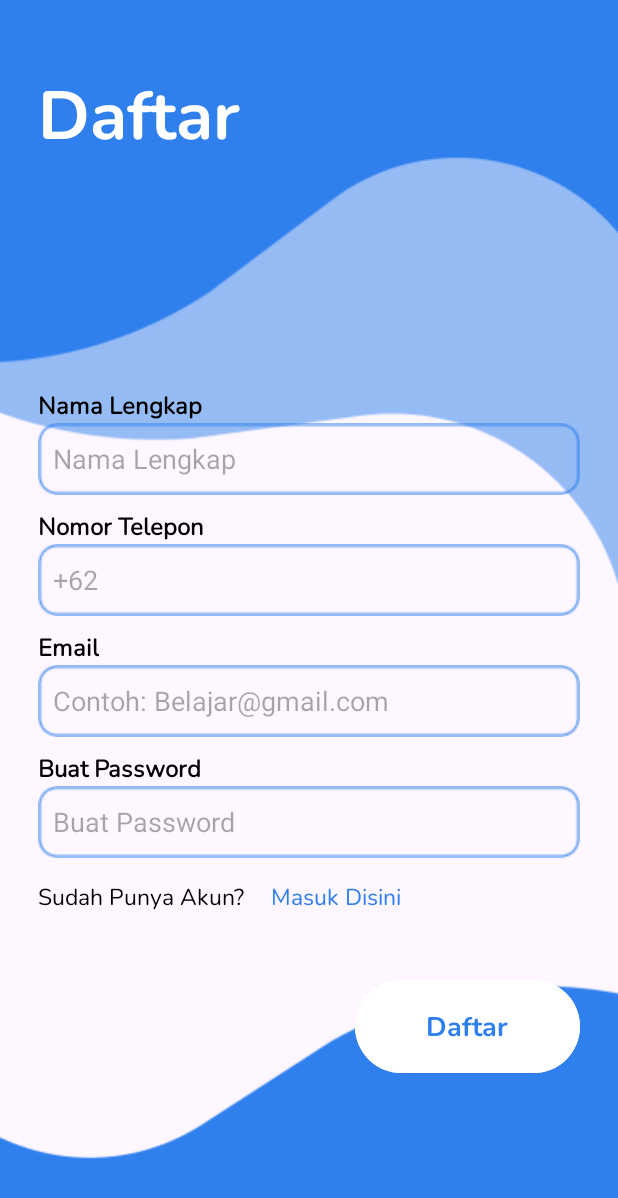
After one commit to mocharvy/Final-Project, an Android app: the fragment RegisterFragment shown on its own in the app's theme, on a phone screen of 412 x 824 dp. The commit adds this screen. Shown: the top 1198 px of the screen. Run offline under Robolectric (Android 15) with nearby library versions, the phone set to English and light mode, and no system bars.

Commit message:
final Project

```diff
--- /dev/null
+++ b/app/src/main/java/com/programmer/finalproject/RegisterFragment.kt
@@ -0,0 +1,59 @@
+package com.programmer.finalproject
+
+import android.os.Bundle
+import androidx.fragment.app.Fragment
+import android.view.LayoutInflater
+import android.view.View
+import android.view.ViewGroup
+
+// TODO: Rename parameter arguments, choose names that match
+// the fragment initialization parameters, e.g. ARG_ITEM_NUMBER
+private const val ARG_PARAM1 = "param1"
+private const val ARG_PARAM2 = "param2"
+
+/**
+ * A simple [Fragment] subclass.
+ * Use the [RegisterFragment.newInstance] factory method to
+ * create an instance of this fragment.
+ */
+class RegisterFragment : Fragment() {
+    // TODO: Rename and change types of parameters
+    private var param1: String? = null
+    private var param2: String? = null
+
+    override fun onCreate(savedInstanceState: Bundle?) {
+        super.onCreate(savedInstanceState)
+        arguments?.let {
+            param1 = it.getString(ARG_PARAM1)
+            param2 = it.getString(ARG_PARAM2)
+        }
+    }
+
+    override fun onCreateView(
+        inflater: LayoutInflater, container: ViewGroup?,
+        savedInstanceState: Bundle?
+    ): View? {
+        // Inflate the layout for this fragment
+        return inflater.inflate(R.layout.fragment_register, container, false)
+    }
+
+    companion object {
+        /**
+         * Use this factory method to create a new instance of
+         * this fragment using the provided parameters.
+         *
+         * @param param1 Parameter 1.
+         * @param param2 Parameter 2.
+         * @return A new instance of fragment RegisterFragment.
+         */
+        // TODO: Rename and change types and number of parameters
+        @JvmStatic
+        fun newInstance(param1: String, param2: String) =
+            RegisterFragment().apply {
+                arguments = Bundle().apply {
+                    putString(ARG_PARAM1, param1)
+                    putString(ARG_PARAM2, param2)
+                }
+            }
+    }
+}
--- /dev/null
+++ b/app/src/main/res/layout/fragment_register.xml
@@ -0,0 +1,160 @@
+<?xml version="1.0" encoding="utf-8"?>
+<androidx.constraintlayout.widget.ConstraintLayout xmlns:android="http://schemas.android.com/apk/res/android"
+    xmlns:app="http://schemas.android.com/apk/res-auto"
+    xmlns:tools="http://schemas.android.com/tools"
+    android:layout_width="match_parent"
+    android:layout_height="match_parent"
+    android:orientation="vertical"
+    android:padding="25dp"
+    android:background="@drawable/bgregister"
+    tools:context=".RegisterFragment">
+
+    <TextView
+        android:id="@+id/txt_daftar"
+        android:layout_width="wrap_content"
+        android:layout_height="wrap_content"
+        android:layout_marginTop="20dp"
+        android:fontFamily="@font/nunitobold"
+        android:text="Daftar"
+        android:textColor="@color/white"
+        android:textSize="45sp"
+        android:textStyle="bold"
+        app:layout_constraintStart_toStartOf="parent"
+        app:layout_constraintTop_toTopOf="parent"/>
+
+    <TextView
+        android:id="@+id/txt_nama"
+        android:layout_width="wrap_content"
+        android:layout_height="wrap_content"
+        android:layout_marginTop="150dp"
+        android:fontFamily="@font/nunitoregular"
+        android:text="Nama Lengkap"
+        android:textColor="@color/black"
+        android:textSize="16sp"
+        android:textStyle="bold"
+        app:layout_constraintStart_toStartOf="parent"
+        app:layout_constraintTop_toBottomOf="@id/txt_daftar"/>
+
+    <EditText
+        android:id="@+id/kolom_nama"
+        android:layout_width="match_parent"
+        android:layout_height="48dp"
+        android:background="@drawable/colominput"
+        android:hint="Nama Lengkap"
+        android:paddingLeft="10dp"
+        android:inputType="textEmailAddress"
+        app:layout_constraintStart_toStartOf="parent"
+        app:layout_constraintTop_toBottomOf="@id/txt_nama"/>
+
+    <TextView
+        android:id="@+id/txt_telp"
+        android:layout_width="wrap_content"
+        android:layout_height="wrap_content"
+        android:layout_marginTop="10dp"
+        android:fontFamily="@font/nunitoregular"
+        android:text="Nomor Telepon"
+        android:textColor="@color/black"
+        android:textSize="16sp"
+        android:textStyle="bold"
+        app:layout_constraintStart_toStartOf="parent"
+        app:layout_constraintTop_toBottomOf="@id/kolom_nama" />
+
+    <EditText
+        android:id="@+id/kolom_telp"
+        android:layout_width="match_parent"
+        android:layout_height="48dp"
+        android:background="@drawable/colominput"
+        android:hint="+62"
+        android:inputType="textEmailAddress"
+        android:paddingLeft="10dp"
+        app:layout_constraintStart_toStartOf="parent"
+        app:layout_constraintTop_toBottomOf="@id/txt_telp" />
+
+    <TextView
+        android:id="@+id/text_email"
+        android:layout_width="wrap_content"
+        android:layout_height="wrap_content"
+        android:layout_marginTop="10dp"
+        android:fontFamily="@font/nunitoregular"
+        android:text="Email"
+        android:textColor="@color/black"
+        android:textSize="16sp"
+        android:textStyle="bold"
+        app:layout_constraintStart_toStartOf="parent"
+        app:layout_constraintTop_toBottomOf="@id/kolom_telp"/>
+
+    <EditText
+        android:id="@+id/kolom_email"
+        android:layout_width="match_parent"
+        android:layout_height="48dp"
+        android:background="@drawable/colominput"
+        android:hint="Contoh: Belajar@gmail.com"
+        android:paddingLeft="10dp"
+        android:inputType="textEmailAddress"
+        app:layout_constraintStart_toStartOf="parent"
+        app:layout_constraintTop_toBottomOf="@id/text_email"/>
+
+    <TextView
+        android:id="@+id/text_katasandi"
+        android:layout_width="wrap_content"
+        android:layout_height="wrap_content"
+        android:layout_marginTop="10dp"
+        android:fontFamily="@font/nunitoregular"
+        android:text="Buat Password"
+        android:textColor="@color/black"
+        android:textSize="16sp"
+        android:textStyle="bold"
+        app:layout_constraintStart_toStartOf="parent"
+        app:layout_constraintTop_toBottomOf="@id/kolom_email"/>
+
+    <EditText
+        android:id="@+id/kolom_katasandi"
+        android:layout_width="match_parent"
+        android:layout_height="48dp"
+        android:background="@drawable/colominput"
+        android:hint="Buat Password"
+        android:paddingLeft="10dp"
+        android:inputType="textEmailAddress"
+        app:layout_constraintStart_toStartOf="parent"
+        app:layout_constraintTop_toBottomOf="@id/text_katasandi"/>
+
+    <TextView
+        android:id="@+id/txt_sudahpunyaakun"
+        android:layout_width="150dp"
+        android:layout_height="wrap_content"
+        android:layout_marginTop="15dp"
+        android:fontFamily="@font/nunitoregular"
+        android:text="Sudah Punya Akun?"
+        android:textColor="@color/black"
+        android:textSize="15sp"
+        app:layout_constraintStart_toStartOf="parent"
+        app:layout_constraintTop_toBottomOf="@id/kolom_katasandi"/>
+
+
+    <TextView
+        android:id="@+id/txt_masuk"
+        android:layout_width="100dp"
+        android:layout_height="wrap_content"
+        android:fontFamily="@font/nunitoregular"
+        android:text="Masuk Disini"
+        android:layout_marginTop="15dp"
+        android:layout_marginLeft="5dp"
+        android:textColor="@color/bluesky"
+        android:textSize="15sp"
+        app:layout_constraintLeft_toRightOf="@id/txt_sudahpunyaakun"
+        app:layout_constraintTop_toBottomOf="@id/kolom_katasandi"/>
+
+    <Button
+        android:id="@+id/btn_daftar"
+        android:layout_width="150dp"
+        android:layout_height="70dp"
+        android:layout_marginTop="40dp"
+        android:backgroundTint="@color/white"
+        android:fontFamily="@font/nunitobold"
+        android:text="Daftar"
+        android:textColor="@color/bluesky"
+        android:textSize="18sp"
+        app:layout_constraintRight_toRightOf="parent"
+        app:layout_constraintTop_toBottomOf="@id/txt_masuk"/>
+
+</androidx.constraintlayout.widget.ConstraintLayout>
```
Also changed, not shown: app/src/main/java/com/programmer/finalproject/LoginFragment.kt (added, +59 -0 lines), app/src/main/res/layout/fragment_login.xml (added, +110 -0 lines), app/src/main/res/values/colors.xml (+8 -2 lines), app/src/main/res/drawable/bglogin.png (added), app/src/main/res/drawable/bgregister.png (added), app/src/main/res/drawable/button.png (added), app/src/main/res/drawable/colominput.png (added), app/src/main/res/drawable/logo.png (added), app/src/main/res/drawable/logo1.png (added), app/src/main/res/drawable/sosmed.png (added), app/src/main/res/font/nunitobold.ttf (added), app/src/main/res/font/nunitoregular.ttf (added).
